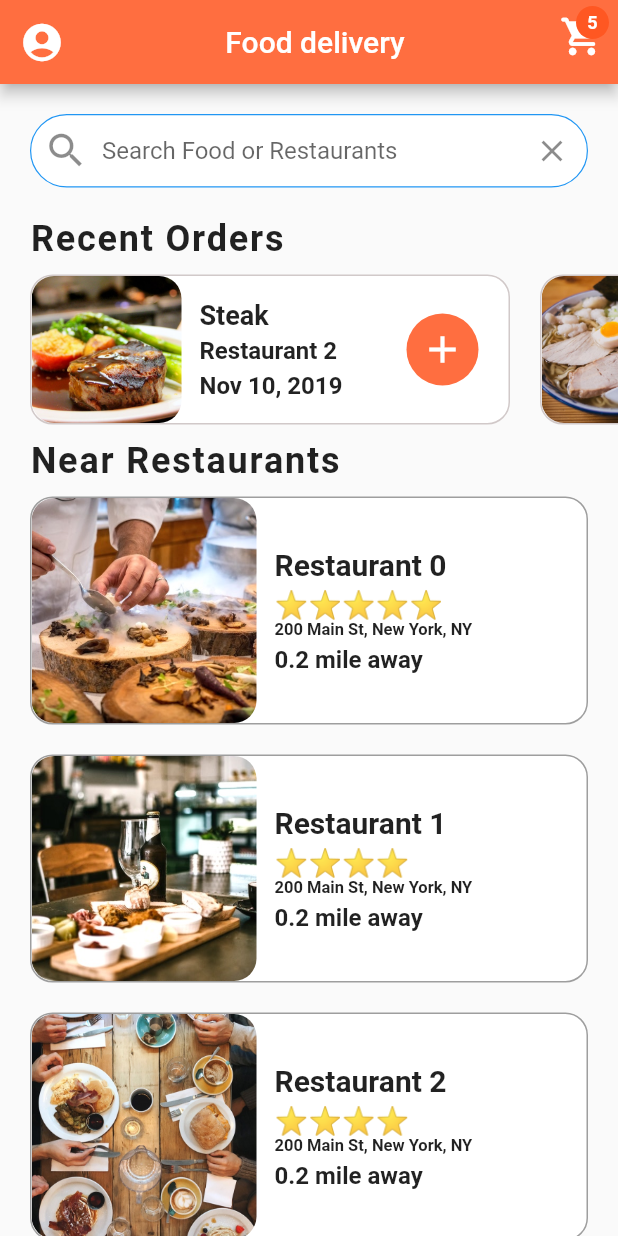
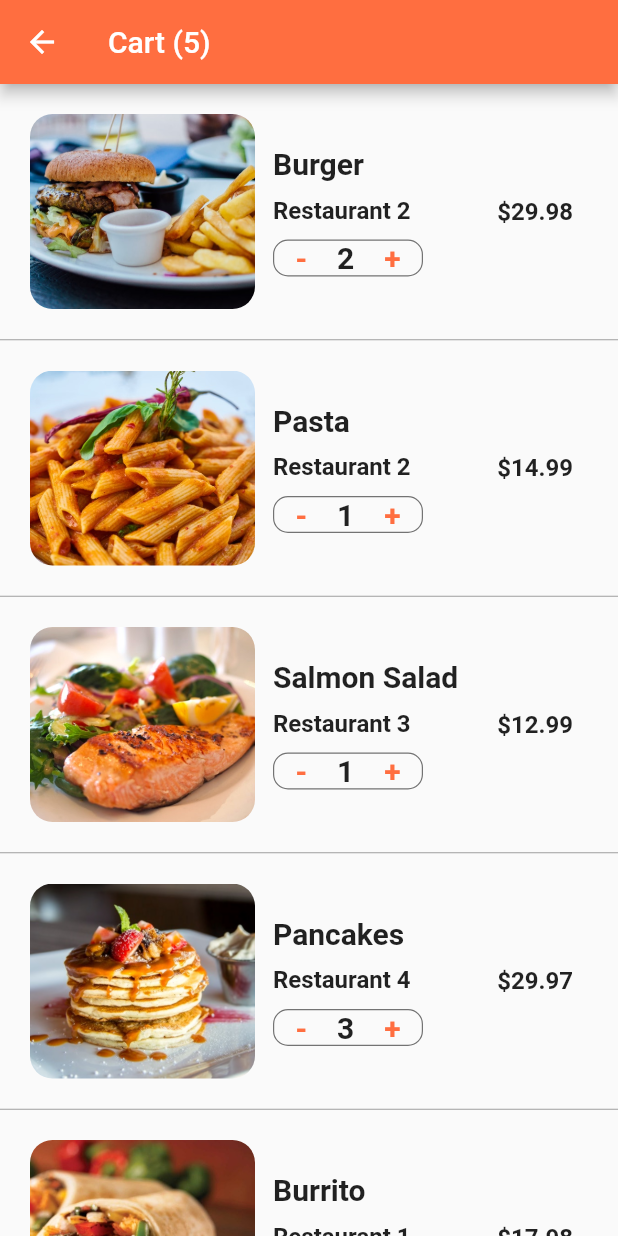
Before and after one commit to harshan92/Food_Delivery_UI, a Flutter app: the screen it shows after launch, after a tap on the "shopping cart" icon, on a phone screen of 412 x 824 dp. Run offline on Flutter 3.47's test engine with Material 2 defaults, Android fonts, the phone set to English and light mode, and no system bars.

Commit message:
Added cart screen

```diff
--- /dev/null
+++ b/lib/screens/cart_screen.dart
@@ -0,0 +1,138 @@
+import 'package:flutter/material.dart';
+import 'package:flutter/src/widgets/framework.dart';
+import 'package:flutter/src/widgets/placeholder.dart';
+
+import '../data/data.dart';
+import '../models/order.dart';
+
+class CartScreen extends StatefulWidget {
+  const CartScreen({super.key});
+
+  @override
+  State<CartScreen> createState() => _CartScreenState();
+}
+
+class _CartScreenState extends State<CartScreen> {
+  _buildCartItem(Order order) {
+    return Container(
+      padding: EdgeInsets.all(20.0),
+      height: 170.0,
+      child: Row(children: [
+        Expanded(
+          child: Row(
+            children: [
+              Container(
+                width: 150.0,
+                decoration: BoxDecoration(
+                    image: DecorationImage(
+                        image: AssetImage(order.food.imageUrl),
+                        fit: BoxFit.cover),
+                    borderRadius: BorderRadius.circular(15.0)),
+              ),
+              Expanded(
+                child: Container(
+                  margin: EdgeInsets.all(12.0),
+                  child: Column(
+                    mainAxisAlignment: MainAxisAlignment.center,
+                    crossAxisAlignment: CrossAxisAlignment.start,
+                    children: [
+                      Text(
+                        order.food.name,
+                        style: TextStyle(
+                            fontSize: 20, fontWeight: FontWeight.bold),
+                        overflow: TextOverflow.ellipsis,
+                      ),
+                      SizedBox(
+                        height: 10.0,
+                      ),
+                      Text(
+                        order.restaurant.name,
+                        style: TextStyle(
+                            fontSize: 16, fontWeight: FontWeight.w600),
+                        overflow: TextOverflow.ellipsis,
+                      ),
+                      SizedBox(
+                        height: 10.0,
+                      ),
+                      Container(
+                        width: 100,
+                        decoration: BoxDecoration(
+                            borderRadius: BorderRadius.circular(10.0),
+                            border:
+                                Border.all(width: 0.8, color: Colors.black54)),
+                        child: Row(
+                          mainAxisAlignment: MainAxisAlignment.center,
+                          children: [
+                            GestureDetector(
+                              onTap: () {},
+                              child: Text(
+                                '-',
+                                style: TextStyle(
+                                    color: Colors.deepOrangeAccent,
+                                    fontSize: 20,
+                                    fontWeight: FontWeight.w600),
+                              ),
+                            ),
+                            SizedBox(
+                              width: 20.0,
+                            ),
+                            Text(
+                              order.quantity.toString(),
+                              style: TextStyle(
+                                  fontSize: 20, fontWeight: FontWeight.w600),
+                            ),
+                            SizedBox(
+                              width: 20.0,
+                            ),
+                            GestureDetector(
+                              onTap: () {},
+                              child: Text(
+                                '+',
+                                style: TextStyle(
+                                    color: Colors.deepOrangeAccent,
+                                    fontSize: 20,
+                                    fontWeight: FontWeight.w600),
+                              ),
+                            )
+                          ],
+                        ),
+                      )
+                    ],
+                  ),
+                ),
+              ),
+              Container(
+                margin: EdgeInsets.all(10.0),
+                child: Text(
+                  '\$${order.food.price * order.quantity}',
+                  style: TextStyle(fontSize: 16.0, fontWeight: FontWeight.w600),
+                ),
+              )
+            ],
+          ),
+        )
+      ]),
+    );
+  }
+
+  @override
+  Widget build(BuildContext context) {
+    return Scaffold(
+      appBar: AppBar(
+        title: Text("Cart (${currentUser.cart.length})"),
+      ),
+      body: ListView.separated(
+          itemBuilder: (BuildContext context, index) {
+            Order order = currentUser.cart[index];
+            return _buildCartItem(order);
+          },
+          separatorBuilder: (context, index) {
+            return Divider(
+              height: 1.0,
+              color: Colors.grey,
+            );
+          },
+          itemCount: currentUser.cart.length),
+    );
+  }
+}
--- a/lib/screens/home_screens.dart
+++ b/lib/screens/home_screens.dart
@@ -4,6 +4,7 @@ import 'package:food_delevery_app/screens/restaurant_screen.dart';
 import '../data/data.dart';
 import '../widgets/rating_stars.dart';
 import '../widgets/recent_orders.dart';
+import 'cart_screen.dart';
 
 class HomeScreen extends StatefulWidget {
   @override
@@ -95,7 +96,14 @@ class _HomeScreenState extends State<HomeScreen> {
           actions: <Widget>[
             Stack(children: [
               IconButton(
-                onPressed: () {},
+                onPressed: () {
+                  Navigator.push(
+                      context,
+                      MaterialPageRoute(
+                        builder: (_) => CartScreen(),
+                      ));
+                  // Navigator.push(context, MaterialPageRoute(builder: (_)=>CartScreen())
+                },
                 icon: const Icon(
                   Icons.shopping_cart_rounded,
                   size: 30,
```
